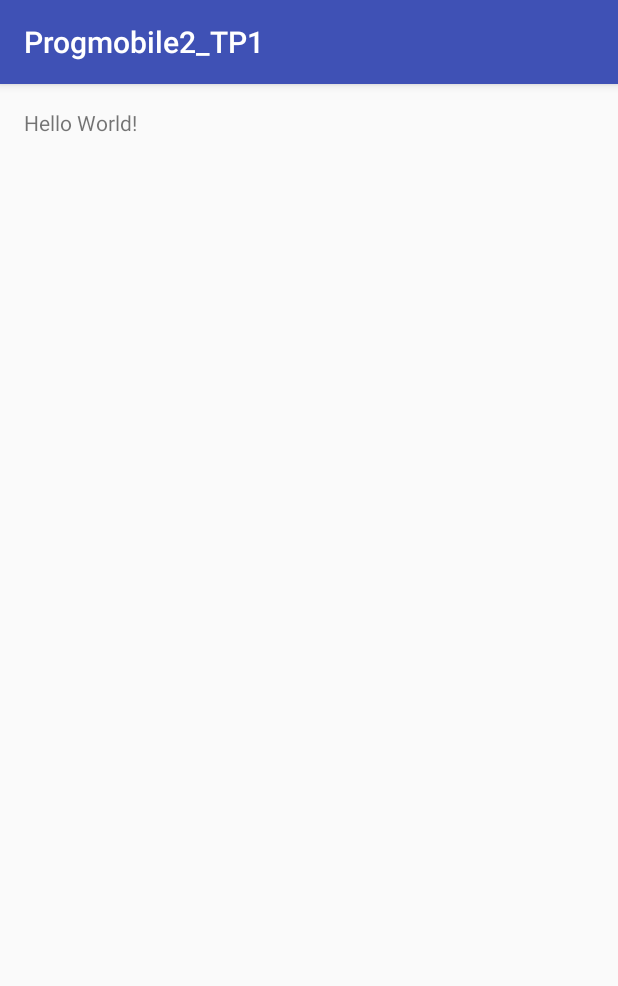
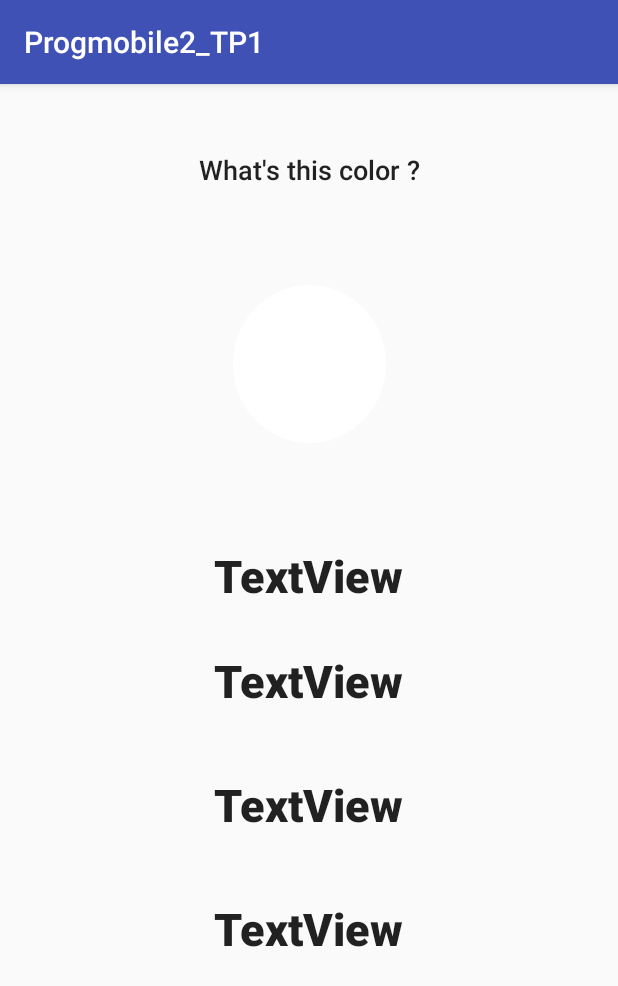
Before and after one commit to Philpa/Progmobile2_TP1, an Android app: the screen it shows after launch (MainActivity), on a phone screen of 412 x 824 dp. Shown: the top 986 px of the screen. Run offline under Robolectric (Android 15) with nearby library versions, the phone set to English and light mode, and no system bars.

Commit message:
Model classes basic code

```diff
--- a/app/build.gradle
+++ b/app/build.gradle
@@ -26,4 +26,5 @@ dependencies {
     })
     compile 'com.android.support:appcompat-v7:25.1.0'
     testCompile 'junit:junit:4.12'
+    compile 'com.android.support.constraint:constraint-layout:1.0.0-beta4'
 }
--- /dev/null
+++ b/app/src/main/java/com/csf/philb/progmobile2_tp1/AnswerChoice.java
@@ -0,0 +1,31 @@
+package com.csf.philb.progmobile2_tp1;
+
+import java.util.Random;
+
+public class AnswerChoice {
+
+    private String text;
+    private Random random;
+    private int color;
+
+    public AnswerChoice()
+    {
+        random = new Random();
+    }
+
+    public String getText()
+    {
+        return text;
+    }
+
+    public int getColor()
+    {
+        return color;
+    }
+
+    public void randomize()
+    {
+        int pick = random.nextInt(PossibleChoices.values().length);
+        text = PossibleChoices.values()[pick].name();
+    }
+}
--- /dev/null
+++ b/app/src/main/java/com/csf/philb/progmobile2_tp1/ColorChooser.java
@@ -0,0 +1,10 @@
+package com.csf.philb.progmobile2_tp1;
+
+public class ColorChooser {
+
+    private int color;
+
+    private int getColor(){
+        return color;
+    }
+}
--- /dev/null
+++ b/app/src/main/java/com/csf/philb/progmobile2_tp1/PossibleChoices.java
@@ -0,0 +1,12 @@
+package com.csf.philb.progmobile2_tp1;
+
+public enum PossibleChoices {
+
+    RED,
+    PINK,
+    PURPLE,
+    BLUE,
+    GREEN,
+    BROWN,
+    ORANGE
+}
--- a/app/src/main/res/layout/activity_main.xml
+++ b/app/src/main/res/layout/activity_main.xml
@@ -1,18 +1,120 @@
 <?xml version="1.0" encoding="utf-8"?>
-<RelativeLayout
-    xmlns:android="http://schemas.android.com/apk/res/android"
+<android.support.constraint.ConstraintLayout xmlns:android="http://schemas.android.com/apk/res/android"
+    xmlns:app="http://schemas.android.com/apk/res-auto"
     xmlns:tools="http://schemas.android.com/tools"
     android:id="@+id/activity_main"
     android:layout_width="match_parent"
     android:layout_height="match_parent"
-    android:paddingLeft="@dimen/activity_horizontal_margin"
-    android:paddingRight="@dimen/activity_horizontal_margin"
-    android:paddingTop="@dimen/activity_vertical_margin"
-    android:paddingBottom="@dimen/activity_vertical_margin"
     tools:context="com.csf.philb.progmobile2_tp1.MainActivity">
 
     <TextView
+        android:text="What's this color ?"
         android:layout_width="wrap_content"
         android:layout_height="wrap_content"
-        android:text="Hello World!" />
-</RelativeLayout>
+        android:id="@+id/txtvWhatColor"
+        android:layout_marginTop="16dp"
+        app:layout_constraintTop_toTopOf="parent"
+        app:layout_constraintBottom_toBottomOf="parent"
+        android:layout_marginBottom="16dp"
+        android:layout_marginEnd="16dp"
+        app:layout_constraintRight_toRightOf="parent"
+        android:layout_marginStart="16dp"
+        app:layout_constraintLeft_toLeftOf="parent"
+        app:layout_constraintVertical_bias="0.04000002"
+        android:textAppearance="@style/TextAppearance.AppCompat.Body2"
+        android:textSize="18sp" />
+
+    <ImageView
+        android:layout_width="102dp"
+        android:layout_height="105dp"
+        app:srcCompat="@drawable/circle"
+        android:id="@+id/imgvColorPreview"
+        android:adjustViewBounds="false"
+        android:background="@drawable/circle"
+        android:layout_marginTop="8dp"
+        app:layout_constraintTop_toBottomOf="@+id/txtvWhatColor"
+        app:layout_constraintBottom_toBottomOf="parent"
+        android:layout_marginBottom="16dp"
+        android:layout_marginEnd="16dp"
+        app:layout_constraintRight_toRightOf="parent"
+        android:layout_marginStart="16dp"
+        app:layout_constraintLeft_toLeftOf="parent"
+        app:layout_constraintVertical_bias="0.1" />
+
+    <TextView
+        android:text="TextView"
+        android:layout_width="wrap_content"
+        android:layout_height="wrap_content"
+        android:id="@+id/txtvColor1"
+        android:textAppearance="@style/TextAppearance.AppCompat.Body2"
+        android:textSize="30sp"
+        android:textStyle="normal|bold"
+        android:layout_marginTop="8dp"
+        app:layout_constraintTop_toBottomOf="@+id/imgvColorPreview"
+        app:layout_constraintBottom_toBottomOf="parent"
+        android:layout_marginBottom="16dp"
+        android:layout_marginEnd="16dp"
+        app:layout_constraintRight_toRightOf="parent"
+        android:layout_marginStart="16dp"
+        app:layout_constraintLeft_toLeftOf="parent"
+        app:layout_constraintVertical_bias="0.13"
+        android:fontFamily="sans-serif-medium" />
+
+    <TextView
+        android:text="TextView"
+        android:layout_width="wrap_content"
+        android:layout_height="wrap_content"
+        android:id="@+id/txtvColor2"
+        android:textAppearance="@style/TextAppearance.AppCompat.Body2"
+        android:textSize="30sp"
+        android:textStyle="normal|bold"
+        android:layout_marginTop="8dp"
+        app:layout_constraintTop_toBottomOf="@+id/txtvColor1"
+        app:layout_constraintBottom_toBottomOf="parent"
+        android:layout_marginBottom="16dp"
+        android:layout_marginEnd="16dp"
+        app:layout_constraintRight_toRightOf="parent"
+        android:layout_marginStart="16dp"
+        app:layout_constraintLeft_toLeftOf="parent"
+        app:layout_constraintVertical_bias="0.060000002"
+        android:fontFamily="sans-serif-medium" />
+
+    <TextView
+        android:text="TextView"
+        android:layout_width="wrap_content"
+        android:layout_height="wrap_content"
+        android:id="@+id/txtvColor3"
+        android:textAppearance="@style/TextAppearance.AppCompat.Body2"
+        android:textSize="30sp"
+        android:textStyle="normal|bold"
+        app:layout_constraintBottom_toBottomOf="parent"
+        android:layout_marginBottom="40dp"
+        android:layout_marginEnd="16dp"
+        app:layout_constraintRight_toRightOf="parent"
+        android:layout_marginStart="16dp"
+        app:layout_constraintLeft_toLeftOf="parent"
+        android:layout_marginTop="8dp"
+        app:layout_constraintTop_toBottomOf="@+id/txtvColor2"
+        app:layout_constraintVertical_bias="0.13"
+        android:fontFamily="sans-serif-medium" />
+
+    <TextView
+        android:text="TextView"
+        android:layout_width="wrap_content"
+        android:layout_height="wrap_content"
+        android:id="@+id/txtvColor4"
+        android:textAppearance="@style/TextAppearance.AppCompat.Body2"
+        android:textSize="30sp"
+        android:textStyle="normal|bold"
+        app:layout_constraintBottom_toBottomOf="parent"
+        android:layout_marginBottom="40dp"
+        android:layout_marginEnd="16dp"
+        app:layout_constraintRight_toRightOf="parent"
+        android:layout_marginStart="16dp"
+        app:layout_constraintLeft_toLeftOf="parent"
+        android:layout_marginTop="8dp"
+        app:layout_constraintTop_toBottomOf="@+id/txtvColor3"
+        app:layout_constraintVertical_bias="0.19"
+        android:fontFamily="sans-serif-medium" />
+
+</android.support.constraint.ConstraintLayout>
--- /dev/null
+++ b/app/src/main/res/values/circle_colors.xml
@@ -0,0 +1,10 @@
+<?xml version="1.0" encoding="utf-8"?>
+<resources>
+    <color name="red">#ff1744</color>
+    <color name="pink">#ff80ab</color>
+    <color name="purple">#9c27b0</color>
+    <color name="blue">#2196f3</color>
+    <color name="green">#8bc34a</color>
+    <color name="brown">#795548</color>
+    <color name="orange">#ff9800</color>
+</resources>
```
